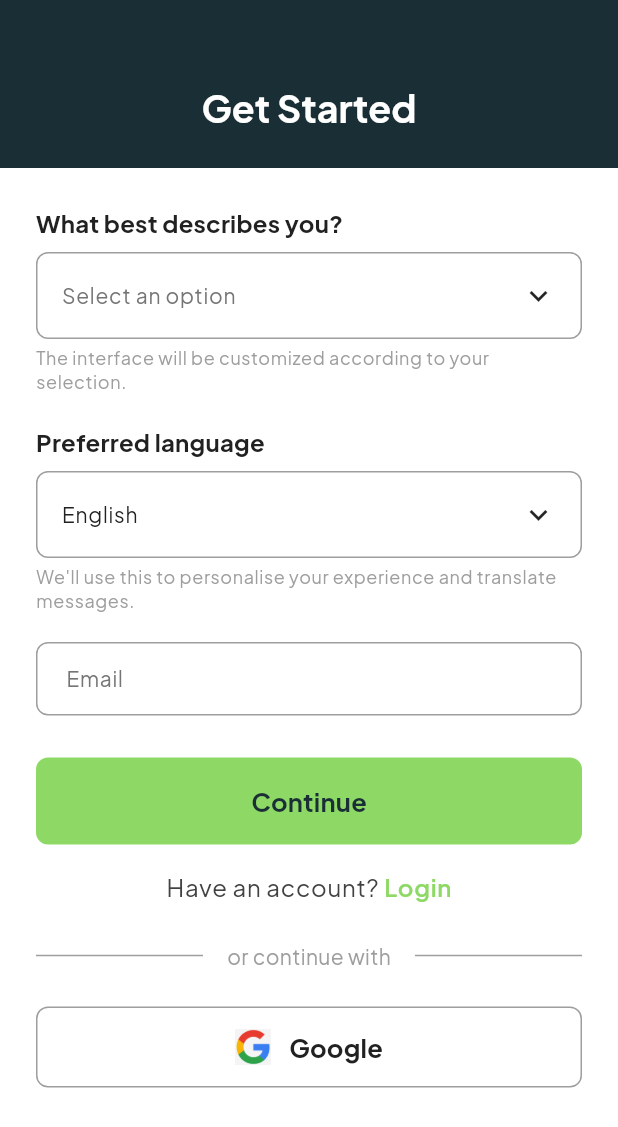
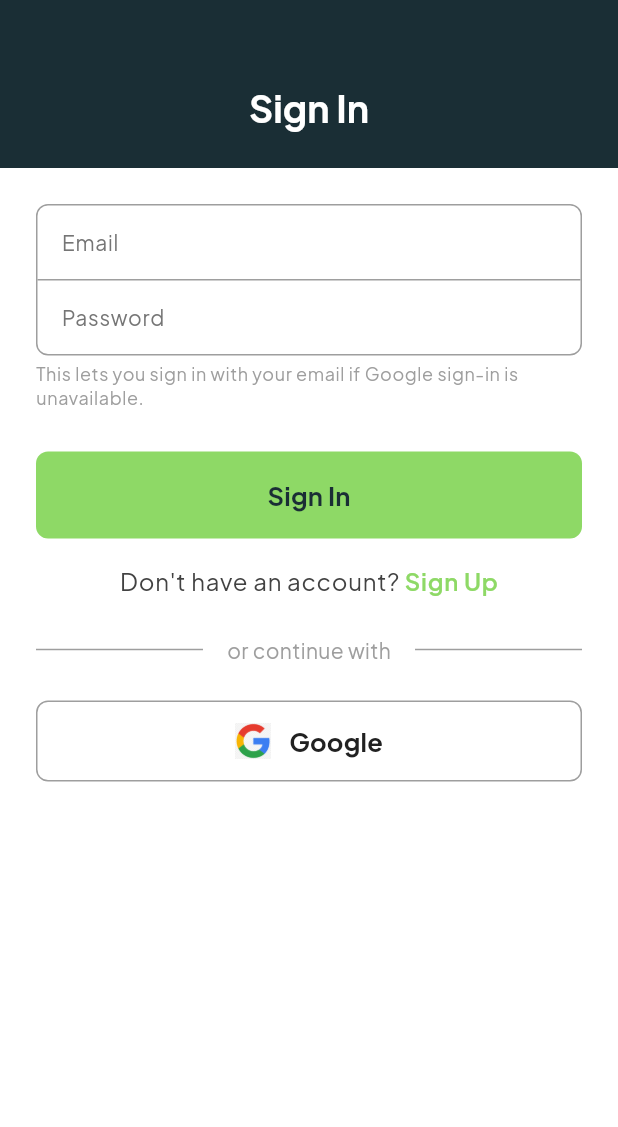
Before and after one commit to mnelson-1/expat_homes, a Flutter app: the GetStartedScreen screen opened directly, after a tap on an icon or button, on a phone screen of 412 x 824 dp. Shown: the top 1127 px of the screen. Run offline on Flutter 3.47's test engine with Material 3 defaults, Android fonts, the phone set to English and light mode, and no system bars; our stand-ins replace google_fonts.

Commit message:
added signin screen for expats

```diff
--- a/expat_app/lib/screens/get_started_screen.dart
+++ b/expat_app/lib/screens/get_started_screen.dart
@@ -1,4 +1,6 @@
 import 'package:flutter/material.dart';
+import 'package:expat_app/screens/sign_in_screen.dart';
+import 'package:expat_app/screens/sign_up_screen.dart';
 
 /// Palette and typography for Get Started / onboarding screens.
 class _GetStartedColors {
@@ -286,6 +288,14 @@ class _GetStartedScreenState extends State<GetStartedScreen> {
   Widget _buildContinueButton(TextTheme textTheme) {
     return FilledButton(
       onPressed: () {
+        if (_selectedRole == _UserRole.expat) {
+          Navigator.of(context).push(
+            MaterialPageRoute<void>(
+              builder: (_) => const SignUpScreen(),
+            ),
+          );
+          return;
+        }
         final email = _emailController.text.trim();
         if (email.isNotEmpty) {
           setState(() => _verificationMessageSent = true);
@@ -311,7 +321,13 @@ class _GetStartedScreenState extends State<GetStartedScreen> {
   Widget _buildLoginPrompt(TextTheme textTheme) {
     return Center(
       child: GestureDetector(
-        onTap: () {},
+        onTap: () {
+          Navigator.of(context).push(
+            MaterialPageRoute<void>(
+              builder: (_) => const SignInScreen(),
+            ),
+          );
+        },
         child: RichText(
           text: TextSpan(
             style: textTheme.bodyLarge?.copyWith(
--- /dev/null
+++ b/expat_app/lib/screens/sign_in_screen.dart
@@ -0,0 +1,267 @@
+import 'package:flutter/material.dart';
+import 'package:expat_app/screens/sign_up_screen.dart';
+
+/// Palette for Sign In (matches Get Started / Sign Up).
+class _SignInColors {
+  static const Color primaryDark = Color(0xFF1A2E35);
+  static const Color accentGreen = Color(0xFF8ED966);
+  static const Color border = Color(0xFF9E9E9E);
+  static const Color hint = Color(0xFF757575);
+  static const Color helper = Color(0xFF9E9E9E);
+  static const Color bodyText = Color(0xFF212121);
+
+  static const double fieldFontSize = 14;
+  static const double helperFontSize = 12;
+}
+
+/// Sign In screen for Expats: email, password, Sign In button, Sign Up link, Google.
+class SignInScreen extends StatefulWidget {
+  const SignInScreen({super.key});
+
+  @override
+  State<SignInScreen> createState() => _SignInScreenState();
+}
+
+class _SignInScreenState extends State<SignInScreen> {
+  final _emailController = TextEditingController();
+  final _passwordController = TextEditingController();
+
+  @override
+  void dispose() {
+    _emailController.dispose();
+    _passwordController.dispose();
+    super.dispose();
+  }
+
+  @override
+  Widget build(BuildContext context) {
+    final textTheme = Theme.of(context).textTheme;
+
+    return Scaffold(
+      backgroundColor: Colors.white,
+      body: Column(
+        children: [
+          _buildHeader(textTheme),
+          Expanded(
+            child: SingleChildScrollView(
+              padding: const EdgeInsets.symmetric(horizontal: 24),
+              child: Column(
+                crossAxisAlignment: CrossAxisAlignment.stretch,
+                children: [
+                  const SizedBox(height: 24),
+                  _buildStackedFields(context),
+                  const SizedBox(height: 4),
+                  _buildHelper(
+                    textTheme,
+                    'This lets you sign in with your email if Google sign-in is unavailable.',
+                  ),
+                  const SizedBox(height: 28),
+                  _buildSignInButton(textTheme),
+                  const SizedBox(height: 16),
+                  _buildSignUpPrompt(textTheme),
+                  const SizedBox(height: 24),
+                  _buildDivider(textTheme),
+                  const SizedBox(height: 24),
+                  _buildGoogleButton(textTheme),
+                  const SizedBox(height: 32),
+                ],
+              ),
+            ),
+          ),
+        ],
+      ),
+    );
+  }
+
+  Widget _buildHeader(TextTheme textTheme) {
+    return Container(
+      width: double.infinity,
+      padding: const EdgeInsets.fromLTRB(24, 56, 24, 24),
+      color: _SignInColors.primaryDark,
+      child: SafeArea(
+        bottom: false,
+        child: Text(
+          'Sign In',
+          style: textTheme.headlineMedium?.copyWith(
+            color: Colors.white,
+            fontSize: 25,
+            fontWeight: FontWeight.bold,
+          ),
+          textAlign: TextAlign.center,
+        ),
+      ),
+    );
+  }
+
+  TextStyle? _fieldTextStyle(BuildContext context) {
+    return Theme.of(context).textTheme.bodyLarge?.copyWith(
+          fontSize: _SignInColors.fieldFontSize,
+          color: _SignInColors.bodyText,
+        );
+  }
+
+  Widget _buildStackedFields(BuildContext context) {
+    const padding = EdgeInsets.symmetric(horizontal: 16, vertical: 14);
+    return Container(
+      decoration: BoxDecoration(
+        color: Colors.white,
+        border: Border.all(color: _SignInColors.border),
+        borderRadius: BorderRadius.circular(8),
+      ),
+      child: Column(
+        children: [
+          TextField(
+            controller: _emailController,
+            keyboardType: TextInputType.emailAddress,
+            autofillHints: const [AutofillHints.email],
+            style: _fieldTextStyle(context),
+            decoration: InputDecoration(
+              hintText: 'Email',
+              hintStyle: TextStyle(
+                color: _SignInColors.hint,
+                fontSize: _SignInColors.fieldFontSize,
+              ),
+              border: InputBorder.none,
+              enabledBorder: InputBorder.none,
+              contentPadding: padding,
+            ),
+          ),
+          const Divider(height: 1, color: _SignInColors.border),
+          TextField(
+            controller: _passwordController,
+            obscureText: true,
+            autofillHints: const [AutofillHints.password],
+            style: _fieldTextStyle(context),
+            decoration: InputDecoration(
+              hintText: 'Password',
+              hintStyle: TextStyle(
+                color: _SignInColors.hint,
+                fontSize: _SignInColors.fieldFontSize,
+              ),
+              border: InputBorder.none,
+              enabledBorder: InputBorder.none,
+              contentPadding: padding,
+            ),
+          ),
+        ],
+      ),
+    );
+  }
+
+  Widget _buildHelper(TextTheme textTheme, String text) {
+    return Text(
+      text,
+      style: textTheme.bodySmall?.copyWith(
+        color: _SignInColors.helper,
+        fontSize: _SignInColors.helperFontSize,
+      ),
+    );
+  }
+
+  Widget _buildSignInButton(TextTheme textTheme) {
+    return FilledButton(
+      onPressed: () {},
+      style: FilledButton.styleFrom(
+        backgroundColor: _SignInColors.accentGreen,
+        foregroundColor: _SignInColors.primaryDark,
+        padding: const EdgeInsets.symmetric(vertical: 16),
+        shape: RoundedRectangleBorder(
+          borderRadius: BorderRadius.circular(8),
+        ),
+      ),
+      child: Text(
+        'Sign In',
+        style: textTheme.titleMedium?.copyWith(
+          color: _SignInColors.primaryDark,
+          fontWeight: FontWeight.bold,
+          fontSize: 17,
+        ),
+      ),
+    );
+  }
+
+  Widget _buildSignUpPrompt(TextTheme textTheme) {
+    return Center(
+      child: GestureDetector(
+        onTap: () {
+          Navigator.of(context).push(
+            MaterialPageRoute<void>(
+              builder: (_) => const SignUpScreen(),
+            ),
+          );
+        },
+        child: RichText(
+          text: TextSpan(
+            style: textTheme.bodyLarge?.copyWith(
+              color: const Color(0xFF424242),
+            ),
+            children: [
+              const TextSpan(text: 'Don\'t have an account? '),
+              TextSpan(
+                text: 'Sign Up',
+                style: textTheme.bodyLarge?.copyWith(
+                  color: _SignInColors.accentGreen,
+                  fontWeight: FontWeight.w600,
+                ),
+              ),
+            ],
+          ),
+        ),
+      ),
+    );
+  }
+
+  Widget _buildDivider(TextTheme textTheme) {
+    return Row(
+      children: [
+        const Expanded(child: Divider(color: _SignInColors.helper)),
+        Padding(
+          padding: const EdgeInsets.symmetric(horizontal: 16),
+          child: Text(
+            'or continue with',
+            style: textTheme.bodyMedium?.copyWith(
+              color: _SignInColors.helper,
+            ),
+          ),
+        ),
+        const Expanded(child: Divider(color: _SignInColors.helper)),
+      ],
+    );
+  }
+
+  Widget _buildGoogleButton(TextTheme textTheme) {
+    return OutlinedButton(
+      onPressed: () {},
+      style: OutlinedButton.styleFrom(
+        foregroundColor: _SignInColors.bodyText,
+        side: const BorderSide(color: _SignInColors.border),
+        padding: const EdgeInsets.symmetric(vertical: 14),
+        shape: RoundedRectangleBorder(
+          borderRadius: BorderRadius.circular(8),
+        ),
+      ),
+      child: Row(
+        mainAxisAlignment: MainAxisAlignment.center,
+        mainAxisSize: MainAxisSize.min,
+        children: [
+          Image.asset(
+            'assets/images/google-icon.png',
+            width: 24,
+            height: 24,
+            errorBuilder: (_, __, ___) =>
+                const Icon(Icons.g_mobiledata, size: 24),
+          ),
+          const SizedBox(width: 12),
+          Text(
+            'Google',
+            style: textTheme.titleMedium?.copyWith(
+              color: _SignInColors.bodyText,
+              fontWeight: FontWeight.bold,
+              fontSize: 17,
+            ),
+          ),
+        ],
+      ),
+    );
+  }
+}
```
Also changed, not shown: expat_app/lib/screens/sign_up_screen.dart (added, +372 -0 lines).
